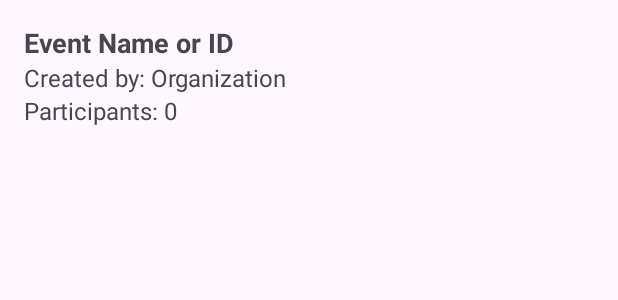
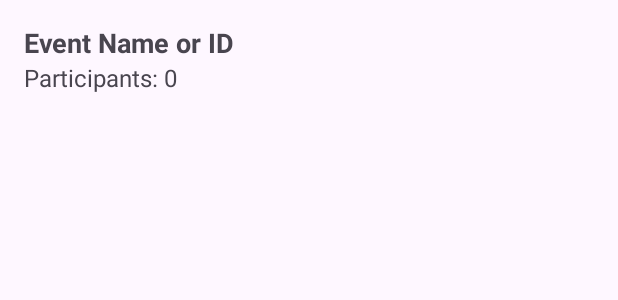
Before and after one commit to CMPUT301F24zenith/zenith-events, an Android app: the layout events_content.xml on its own in the app's theme, with its tools: preview values and no code run, on a phone screen of 412 x 824 dp. Shown: the top 300 px of the screen. Run offline under Robolectric (Android 15) with nearby library versions, the phone set to English and light mode, and no system bars.

Commit message:
Removed organizer variable from Event class

```diff
--- a/app/src/main/java/com/example/zenithevents/ArrayAdapters/EventArrayAdapter.java
+++ b/app/src/main/java/com/example/zenithevents/ArrayAdapters/EventArrayAdapter.java
@@ -33,13 +33,11 @@ public class EventArrayAdapter extends ArrayAdapter<Event> {
 
         // Lookup view for data population
         TextView eventIdOrName = convertView.findViewById(R.id.eventIdOrName);
-        TextView eventCreator = convertView.findViewById(R.id.eventCreator);
         TextView eventImageUrl = convertView.findViewById(R.id.eventImageUrl);
         TextView eventQRCodeURL = convertView.findViewById(R.id.eventQRCodeURL);
 
         // Populate the data into the template view using the data object
         eventIdOrName.setText(event.getEventId());
-        eventCreator.setText(event.getCreator().getOrganizationName());
         eventImageUrl.setText(event.getEventImage());
         eventQRCodeURL.setText(event.getQRCodeURL());
 
--- a/app/src/main/res/layout/events_content.xml
+++ b/app/src/main/res/layout/events_content.xml
@@ -14,13 +14,8 @@
         android:textSize="18sp"
         android:textStyle="bold" />
 
-    <!-- Event Creator (Organization) -->
-    <TextView
-        android:id="@+id/eventCreator"
-        android:layout_width="wrap_content"
-        android:layout_height="wrap_content"
-        android:text="Created by: Organization"
-        android:textSize="16sp" />
+
+
 
     <!-- Number of Participants -->
     <TextView
```
